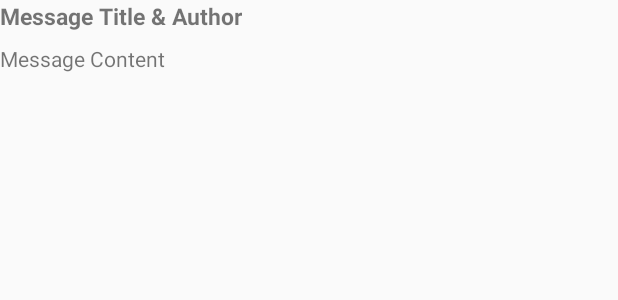
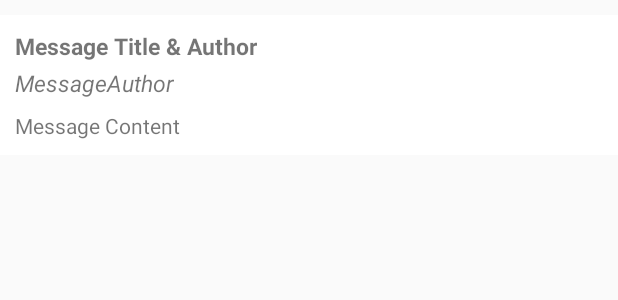
Before and after one commit to PioneerX1/discussionforum, an Android app: the layout message_list_item.xml on its own in the app's theme, with its tools: preview values and no code run, on a phone screen of 412 x 824 dp. Shown: the top 300 px of the screen. Run offline under Robolectric (Android 15) with nearby library versions, the phone set to English and light mode, and no system bars.

Commit message:
add more styling to message list item xml and break out message title and author text views

```diff
--- a/app/src/main/java/com/pioneerx1/discussionforum/adapters/FirebaseMessageViewHolder.java
+++ b/app/src/main/java/com/pioneerx1/discussionforum/adapters/FirebaseMessageViewHolder.java
@@ -39,10 +39,12 @@ public class FirebaseMessageViewHolder extends RecyclerView.ViewHolder implement
     }
 
     public void bindMessage(Message message) {
-        TextView messageTitleAndAuthorTextView = (TextView) mView.findViewById(R.id.messageTitleAndAuthorTextView);
+        TextView messageTitleTextView = (TextView) mView.findViewById(R.id.messageTitleTextView);
+        TextView messageAuthorTextView = (TextView) mView.findViewById(R.id.messageAuthorTextView);
         TextView messageContentTextView = (TextView) mView.findViewById(R.id.messageContentTextView);
 
-        messageTitleAndAuthorTextView.setText(message.getTitle() + "  by: " + message.getAuthor());
+        messageTitleTextView.setText(message.getTitle());
+        messageAuthorTextView.setText("by: " + message.getAuthor());
         messageContentTextView.setText(message.getContent());
     }
 
--- a/app/src/main/res/layout/message_list_item.xml
+++ b/app/src/main/res/layout/message_list_item.xml
@@ -2,22 +2,36 @@
 <LinearLayout xmlns:android="http://schemas.android.com/apk/res/android"
     android:orientation="vertical"
     android:layout_width="match_parent"
-    android:layout_height="wrap_content">
+    android:layout_height="wrap_content"
+    android:background="#ffffff"
+    android:padding="10dp"
+    android:layout_marginTop="10dp"
+    >
 
     <TextView
         android:layout_width="wrap_content"
         android:layout_height="wrap_content"
-        android:id="@+id/messageTitleAndAuthorTextView"
+        android:id="@+id/messageTitleTextView"
         android:textSize="15sp"
         android:textStyle="bold"
         android:text="Message Title &amp; Author"
         />
 
     <TextView
+        android:layout_width="wrap_content"
+        android:layout_height="wrap_content"
+        android:id="@+id/messageAuthorTextView"
+        android:textSize="15sp"
+        android:textStyle="italic"
+        android:text="MessageAuthor"
+        android:layout_marginTop="3dp"
+        />
+
+    <TextView
         android:id="@+id/messageContentTextView"
         android:layout_width="wrap_content"
         android:layout_height="wrap_content"
-        android:layout_below="@+id/messageTitleAndAuthorTextView"
+        android:layout_below="@+id/messageAuthorTextView"
         android:layout_marginTop="8dp"
         android:layout_alignParentLeft="true"
         android:layout_alignParentStart="true"
```
